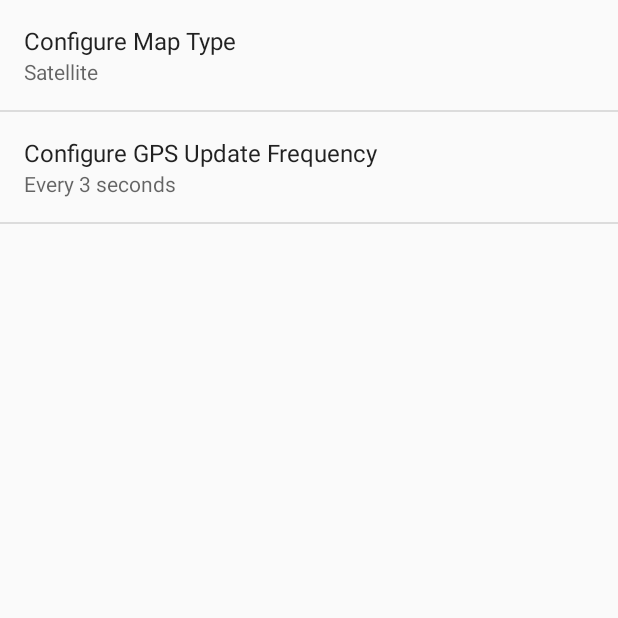
After one commit to georgelam-dev/GoodHikes, an Android app: the SettingsActivity screen opened directly, with no data from a screen before it, on a phone screen of 412 x 824 dp, the top half of it. The commit adds this screen. Run offline under Robolectric (Android 15) with nearby library versions, the phone set to English and light mode, and no system bars.

Commit message:
Pivotal 113741547, ActionBar with Settings button on the right Includes map type setting and GPS update interval

```diff
--- /dev/null
+++ b/app/src/main/java/ca/uwaterloo/magic/goodhikes/SettingsActivity.java
@@ -0,0 +1,62 @@
+package ca.uwaterloo.magic.goodhikes;
+
+import android.os.Bundle;
+import android.preference.ListPreference;
+import android.preference.Preference;
+import android.preference.PreferenceActivity;
+import android.preference.PreferenceManager;
+
+/**
+ * Created by GeorgeLam on 2/19/2016.
+ */
+
+public class SettingsActivity extends PreferenceActivity
+        implements Preference.OnPreferenceChangeListener {
+
+    @Override
+    public void onCreate(Bundle savedInstanceState) {
+        super.onCreate(savedInstanceState);
+        // Add 'general' preferences, defined in the XML file
+        addPreferencesFromResource(R.xml.pref_general);
+
+        // For all preferences, attach an OnPreferenceChangeListener so the UI summary can be
+        // updated when the preference changes.
+        bindPreferenceSummaryToValue(findPreference(getString(R.string.map_pref)));
+        bindPreferenceSummaryToValue(findPreference(getString(R.string.interval_pref)));
+    }
+
+    /**
+     * Attaches a listener so the summary is always updated with the preference value.
+     * Also fires the listener once, to initialize the summary (so it shows up before the value
+     * is changed.)
+     */
+    private void bindPreferenceSummaryToValue(Preference preference) {
+        // Set the listener to watch for value changes.
+        preference.setOnPreferenceChangeListener(this);
+
+        // Trigger the listener immediately with the preference's
+        // current value.
+        onPreferenceChange(preference,
+                PreferenceManager
+                        .getDefaultSharedPreferences(preference.getContext())
+                        .getString(preference.getKey(), ""));
+    }
+
+    @Override
+    public boolean onPreferenceChange(Preference preference, Object value) {
+        String stringValue = value.toString();
+            if (preference instanceof ListPreference) {
+                    // For list preferences, look up the correct display value in
+                    // the preference's 'entries' list (since they have separate labels/values).
+                    ListPreference listPreference = (ListPreference) preference;
+                    int prefIndex = listPreference.findIndexOfValue(stringValue);
+                    if (prefIndex >= 0) {
+                        preference.setSummary(listPreference.getEntries()[prefIndex]);
+                    }
+        } else {
+            // For other preferences, set the summary to the value's simple string representation.
+            preference.setSummary(stringValue);
+        }
+        return true;
+    }
+}
--- /dev/null
+++ b/app/src/main/res/values/arrays.xml
@@ -0,0 +1,40 @@
+<?xml version="1.0" encoding="utf-8"?>
+<resources>
+
+    <!-- Settings: Map type names and values -->
+    <string-array name="map_types">
+        <item>Road Map</item>
+        <item>Satellite</item>
+        <item>Hybrid</item>
+        <item>Terrain</item>
+    </string-array>
+    <string-array name="map_type_values">
+        <item>1</item>
+        <item>2</item>
+        <item>3</item>
+        <item>4</item>
+    </string-array>
+
+    <!-- Settings: GPS update frequency description and values -->
+    <string-array name="update_frequency">
+        <item>Every second</item>
+        <item>Every 3 seconds</item>
+        <item>Every 5 seconds</item>
+        <item>Every 10 seconds</item>
+        <item>Every 30 seconds</item>
+        <item>Every minute</item>
+        <item>Every 5 minutes</item>
+        <item>Every 10 minutes</item>
+    </string-array>
+    <string-array name="update_frequency_values">
+        <item>1000</item>
+        <item>3000</item>
+        <item>5000</item>
+        <item>10000</item>
+        <item>30000</item>
+        <item>60000</item>
+        <item>300000</item>
+        <item>600000</item>
+    </string-array>
+
+</resources>
--- a/app/src/main/res/values/strings.xml
+++ b/app/src/main/res/values/strings.xml
@@ -8,5 +8,17 @@
     <string name="location_permission_denied">This sample requires location permission to enable the \'my location\' layer. Please try again and grant access to use the location.\nIf the permission has been permanently denied, it can be enabled from the System Settings &gt; Apps &gt; \'Google Maps API Demos\'.</string>
     <string name="permission_required_toast">Location permission is required for this demo.</string>
 
+    <!--    Menu Labels    -->
+    <string name="title_activity_settings">Settings</string>
+
+    <!--    Setting Labels    -->
+    <string name="map_pref">Map Types</string>
+    <string name="interval_pref">Interval</string>
+
+    <!-- Default Map Type Hybrid -->
+    <string name="map_type_default">3</string>
+
+    <!-- Default GPS frequency update intervals -->
+    <string name="interval_pref_default">3000</string>
 
 </resources>
--- a/app/src/main/res/values/styles.xml
+++ b/app/src/main/res/values/styles.xml
@@ -8,4 +8,7 @@
         <item name="colorAccent">@color/colorAccent</item>
     </style>
 
+    <!-- SettingsActivity, make child node -->
+    <style name="SettingsTheme" parent="AppTheme"></style>
+
 </resources>
--- /dev/null
+++ b/app/src/main/res/xml/pref_general.xml
@@ -0,0 +1,20 @@
+<?xml version="1.0" encoding="utf-8"?>
+<PreferenceScreen xmlns:android="http://schemas.android.com/apk/res/android">
+
+    <!-- Map type settings -->
+    <ListPreference
+        android:key="@string/map_pref"
+        android:title="Configure Map Type"
+        android:entries="@array/map_types"
+        android:entryValues="@array/map_type_values"
+        android:defaultValue="2"/>
+
+    <!-- Update frequency settings -->
+    <ListPreference
+        android:key="@string/interval_pref"
+        android:title="Configure GPS Update Frequency"
+        android:entries="@array/update_frequency"
+        android:entryValues="@array/update_frequency_values"
+        android:defaultValue="3000"/>
+
+</PreferenceScreen>
```
Also changed, not shown: app/src/main/AndroidManifest.xml (+11 -0 lines), app/src/main/java/ca/uwaterloo/magic/goodhikes/GPSLoggingService.java (+17 -3 lines), app/src/main/java/ca/uwaterloo/magic/goodhikes/MapsActivity.java (+42 -2 lines), app/src/main/res/menu/menu_main.xml (added, +11 -0 lines).
